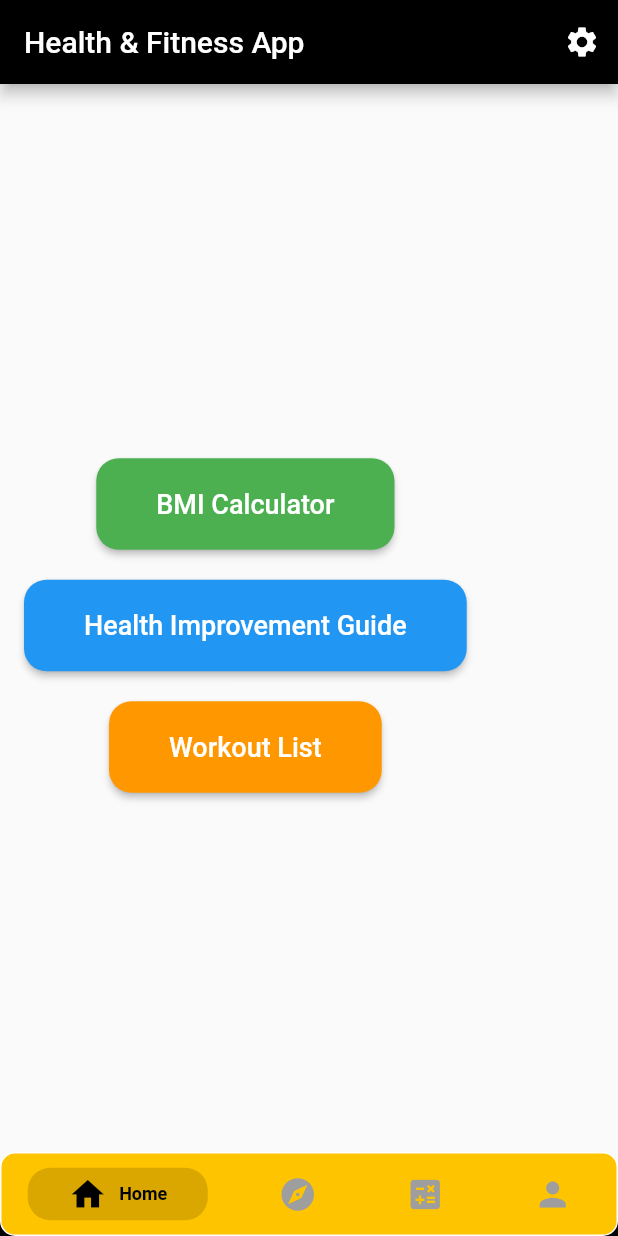
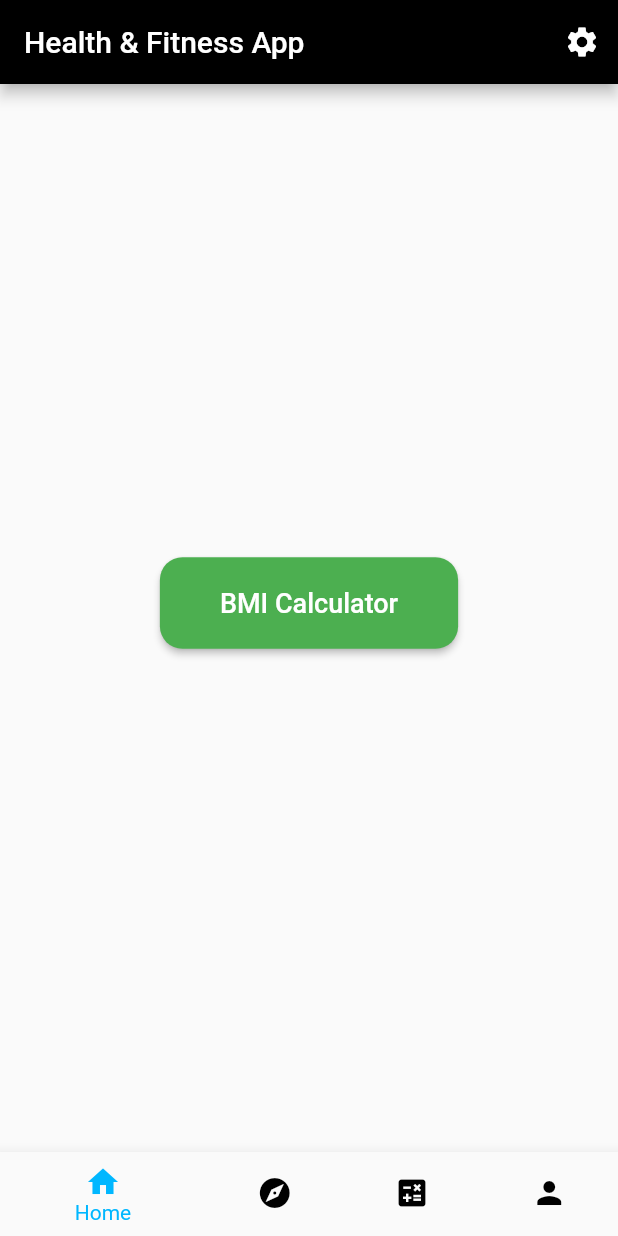
Before and after one commit to Thambara-20/Health-Pro, a Flutter app: the screen it shows after launch, on a phone screen of 412 x 824 dp. Run offline on Flutter 3.47's test engine with Material 2 defaults, Android fonts, the phone set to English and light mode, and no system bars; drawn by our look-alikes of persistent_bottom_nav_bar; our stand-ins replace firebase_core, firebase_storage, get; accounts and stored records are empty.

Commit message:
updated navbar and changed explore page motions

```diff
--- a/bmicalculator/lib/Home/Homepage.dart
+++ b/bmicalculator/lib/Home/Homepage.dart
@@ -1,7 +1,7 @@
-
 import 'package:flutter/material.dart';
 
 class HomePage extends StatelessWidget {
+  const HomePage({Key? key});
   @override
   Widget build(BuildContext context) {
     return Scaffold(
@@ -11,22 +11,23 @@ class HomePage extends StatelessWidget {
         actions: [
           IconButton(
             icon: Icon(Icons.settings),
-            onPressed: () {
-              // Handle settings button press
-            },
+            onPressed: () {},
           ),
         ],
       ),
       body: Padding(
-        padding: EdgeInsets.all(16.0),
+        padding: EdgeInsets.all(8.0),
+        child: Center(
           child: Column(
             crossAxisAlignment: CrossAxisAlignment.center,
             mainAxisAlignment: MainAxisAlignment.center,
             children: [
               ElevatedButton(
+
                 onPressed: () {
+
                   // Navigate to BMI Calculator
-                Navigator.pushNamed(context, '/bmi');
+                  Navigator.pushNamed(context, '/explore');
                 },
                 style: ElevatedButton.styleFrom(
                   primary: Colors.green,
@@ -41,42 +42,8 @@ class HomePage extends StatelessWidget {
                 ),
               ),
               SizedBox(height: 20),
-            ElevatedButton(
-              onPressed: () {
-                // Navigate to Health Improvement Guide
-                Navigator.pushNamed(context, '/health_guide');
-              },
-              style: ElevatedButton.styleFrom(
-                primary: Colors.blue,
-                padding: EdgeInsets.symmetric(horizontal: 40, vertical: 20),
-                shape: RoundedRectangleBorder(
-                  borderRadius: BorderRadius.circular(15),
+            ],
           ),
-              ),
-              child: Text(
-                'Health Improvement Guide',
-                style: TextStyle(fontSize: 18),
-              ),
-            ),
-            SizedBox(height: 20),
-            ElevatedButton(
-              onPressed: () {
-                // Navigate to Workout List
-                Navigator.pushNamed(context, '/workout_list');
-              },
-              style: ElevatedButton.styleFrom(
-                primary: Colors.orange,
-                padding: EdgeInsets.symmetric(horizontal: 40, vertical: 20),
-                shape: RoundedRectangleBorder(
-                  borderRadius: BorderRadius.circular(15),
-                ),
-              ),
-              child: Text(
-                'Workout List',
-                style: TextStyle(fontSize: 18),
-              ),
-            ),
-          ],
         ),
       ),
     );
--- a/bmicalculator/lib/constants.dart
+++ b/bmicalculator/lib/constants.dart
@@ -18,3 +18,6 @@ const kHeightStyle = TextStyle(
 const kborderColor = Colors.white;
 const kbuttonColor = Colors.black;
 const koutputColor = Color.fromARGB(255, 176, 0, 0);
+
+const knavbarActive = Color.fromARGB(255, 0, 183, 255);
+const knavbarinActive = Color.fromARGB(255, 0, 50, 248);
--- a/bmicalculator/lib/explore/exploredata.dart
+++ b/bmicalculator/lib/explore/exploredata.dart
@@ -10,7 +10,7 @@ class ExplorePage extends StatelessWidget {
     return Scaffold(
       appBar: AppBar(
         title: Text(title),
-        backgroundColor: Color.fromARGB(255, 255, 196, 0),
+        backgroundColor: Color.fromARGB(255, 0, 0, 0),
       ),
       body: ListView.builder(
         itemCount: 20,
--- a/bmicalculator/lib/main.dart
+++ b/bmicalculator/lib/main.dart
@@ -1,10 +1,140 @@
+// import 'package:bmicalculator/constants.dart';
+// import 'package:bmicalculator/explore/explore.dart';
+// import 'package:bmicalculator/Calculator/Calculatormain.dart';
+// import 'package:flutter/material.dart';
+// import 'package:persistent_bottom_nav_bar/persistent_tab_view.dart';
+// import 'package:page_transition/page_transition.dart';
+// import 'Home/Homepage.dart';
+// import 'package:firebase_core/firebase_core.dart';
+
+// void main() async {
+//   WidgetsFlutterBinding.ensureInitialized();
+//   await Firebase.initializeApp();
+//   runApp(const MyApp());
+// }
+
+// class MyApp extends StatelessWidget {
+//   const MyApp({Key? key});
+
+//   @override
+//   Widget build(BuildContext context) {
+//     return MaterialApp(
+//       title: 'Flutter Demo',
+//       theme: ThemeData(
+//         primarySwatch: Colors.blue,
+//       ),
+
+//       initialRoute: '/',
+//       onGenerateRoute: (settings) {
+//          if (settings.name == '/') {
+//           return MaterialPageRoute(builder: (context) => MainPage());
+//         }
+//         // H
+//         if (settings.name == '/explore') {
+//           return MaterialPageRoute(builder: (context) => Explore());
+//         }
+//         // Handle other routes here if needed
+//       },
+//     );
+//   }
+// }
+
+// class MainPage extends StatelessWidget {
+//   const MainPage({Key? key});
+
+//   @override
+//   Widget build(BuildContext context) {
+//     return PersistentTabView(
+//       context,
+//       controller: _controller,
+//       screens: _buildScreens(),
+//       items: _navBarsItems(),
+//       confineInSafeArea: true,
+//       backgroundColor: Color.fromARGB(255, 0, 0, 0),
+//       handleAndroidBackButtonPress: true,
+//       resizeToAvoidBottomInset: true,
+//       stateManagement: true,
+//       hideNavigationBarWhenKeyboardShows: true,
+//       decoration: NavBarDecoration(
+//           border:
+//               Border.all(color: Color.fromARGB(255, 255, 255, 255), width: 1.0),
+//           borderRadius: BorderRadius.circular(10.0)),
+//       popAllScreensOnTapOfSelectedTab: true,
+//       popActionScreens: PopActionScreensType.all,
+//       itemAnimationProperties: const ItemAnimationProperties(
+//         duration: Duration(milliseconds: 500),
+//         curve: Curves.ease,
+//       ),
+//       screenTransitionAnimation: const ScreenTransitionAnimation(
+//         animateTabTransition: true,
+//         curve: Curves.ease,
+//         duration: Duration(milliseconds: 500),
+//         // Use the custom transition here
+//       ),
+//       navBarStyle: NavBarStyle.style9,
+//     );
+//   }
+
+//   static final PersistentTabController _controller =
+//       PersistentTabController(initialIndex: 0);
+
+//   List<Widget> _buildScreens() {
+//     return [
+//       HomePage(),
+//       Explore(),
+//       const Calculator(),
+//       const Text('Profile', style: TextStyle(color: Colors.black)),
+//     ];
+//   }
+
+//   List<PersistentBottomNavBarItem> _navBarsItems() {
+//     return [
+//       PersistentBottomNavBarItem(
+//         icon: Icon(
+//           Icons.home,
+//         ),
+//         title: 'Home',
+//         activeColorPrimary: knavbarActive,
+//         inactiveColorPrimary: Colors.grey,
+//       ),
+//       PersistentBottomNavBarItem(
+//         icon: Icon(Icons.explore),
+//         title: 'Explore',
+//         activeColorPrimary: knavbarActive,
+//         inactiveColorPrimary: Colors.grey,
+//       ),
+//       PersistentBottomNavBarItem(
+//         icon: Icon(Icons.calculate),
+//         title: 'Calculator',
+//         activeColorPrimary: knavbarActive,
+//         inactiveColorPrimary: Colors.grey,
+//       ),
+//       PersistentBottomNavBarItem(
+//         icon: Icon(Icons.person),
+//         title: 'Profile',
+//         activeColorPrimary: knavbarActive,
+//         inactiveColorPrimary: Colors.grey,
+//       ),
+//     ];
+//   }
+
+//   PageTransition buildCustomTransition(Widget page) {
+//     return PageTransition(
+//       type: PageTransitionType.fade, // You can choose different animation types
+//       child: page,
+//       duration:
+//           const Duration(milliseconds: 500), // Adjust the duration as needed
+//     );
+//   }
+// }
+
+import 'package:flutter/material.dart';
+import 'package:bmicalculator/constants.dart';
 import 'package:bmicalculator/explore/explore.dart';
 import 'package:bmicalculator/Calculator/Calculatormain.dart';
-import 'package:flutter/material.dart';
+import 'package:bmicalculator/Home/Homepage.dart';
+import 'package:firebase_core/firebase_core.dart';
 import 'package:persistent_bottom_nav_bar/persistent_tab_view.dart';
-import 'package:page_transition/page_transition.dart';
-import 'Home/Homepage.dart';
-import 'package:firebase_core/firebase_core.dart';
 
 void main() async {
   WidgetsFlutterBinding.ensureInitialized();
@@ -22,103 +152,75 @@ class MyApp extends StatelessWidget {
       theme: ThemeData(
         primarySwatch: Colors.blue,
       ),
-      home: const MainPage(),
       initialRoute: '/',
-      onGenerateRoute: (settings) {
-        if (settings.name == '/bmi') {
-          return MaterialPageRoute(builder: (context) => Calculator());
-        }
-        // Handle other routes here if needed
+      routes: {
+        '/': (context) =>
+            const MainPage(), // This is the route for the main page
+        '/bmi': (context) => Calculator(),
+        '/explore': (context) => Explore(),
+        '/profile': (context) =>
+            Text('Profile', style: TextStyle(color: Colors.black)),
+        // Add more routes as needed
       },
     );
   }
 }
 
-class MainPage extends StatelessWidget {
+class MainPage extends StatefulWidget {
   const MainPage({Key? key});
 
   @override
-  Widget build(BuildContext context) {
-    return PersistentTabView(
-      context,
-      controller: _controller,
-      screens: _buildScreens(),
-      items: _navBarsItems(),
-      confineInSafeArea: true,
-      backgroundColor: Color.fromARGB(255, 255, 196, 0),
-      handleAndroidBackButtonPress: true,
-      resizeToAvoidBottomInset: true,
-      stateManagement: true,
-      hideNavigationBarWhenKeyboardShows: true,
-      decoration: NavBarDecoration(
-          border:
-              Border.all(color: Color.fromARGB(255, 255, 255, 255), width: 1.0),
-          borderRadius: BorderRadius.circular(10.0)),
-      popAllScreensOnTapOfSelectedTab: true,
-      popActionScreens: PopActionScreensType.all,
-      itemAnimationProperties: const ItemAnimationProperties(
-        duration: Duration(milliseconds: 500),
-        curve: Curves.ease,
-      ),
-      screenTransitionAnimation: const ScreenTransitionAnimation(
-        animateTabTransition: true,
-        curve: Curves.ease,
-        duration: Duration(milliseconds: 500),
-        // Use the custom transition here
-      ),
-      navBarStyle: NavBarStyle.style9,
-    );
+  _MainPageState createState() => _MainPageState();
 }
 
-  static final PersistentTabController _controller =
-      PersistentTabController(initialIndex: 0);
+class _MainPageState extends State<MainPage> {
+  int _selectedIndex = 0;
 
-  List<Widget> _buildScreens() {
-    return [
+  final List<Widget> _screens = [
     HomePage(),
     Explore(),
-      const Calculator(),
+    Calculator(),
     const Text('Profile', style: TextStyle(color: Colors.black)),
   ];
+
+  void _onItemTapped(int index) {
+    setState(() {
+      _selectedIndex = index;
+    });
   }
 
-  List<PersistentBottomNavBarItem> _navBarsItems() {
-    return [
-      PersistentBottomNavBarItem(
-        icon: Icon(
-          Icons.home,
+  @override
+  Widget build(BuildContext context) {
+    return Scaffold(
+      body: _screens[_selectedIndex],
+      bottomNavigationBar: Container(
+        color: Colors.black,
+        child: BottomNavigationBar(
+          backgroundColor: Colors.blue, // Change this to your desired color
+          items: [
+            BottomNavigationBarItem(
+              icon: Icon(Icons.home),
+              label: 'Home',
             ),
-        title: 'Home',
-        activeColorPrimary: Color.fromARGB(255, 0, 0, 0),
-        inactiveColorPrimary: Colors.grey,
+            BottomNavigationBarItem(
+              icon: Icon(Icons.explore),
+              label: 'Explore',
             ),
-      PersistentBottomNavBarItem(
-        icon: Icon(Icons.explore),
-        title: 'Explore',
-        activeColorPrimary: Color.fromARGB(255, 0, 0, 0),
-        inactiveColorPrimary: Colors.grey,
+            BottomNavigationBarItem(
+              icon: Icon(Icons.calculate),
+              label: 'Calculator',
             ),
-      PersistentBottomNavBarItem(
-        icon: Icon(Icons.calculate),
-        title: 'Calculator',
-        activeColorPrimary: Color.fromARGB(255, 0, 0, 0),
-        inactiveColorPrimary: Colors.grey,
+            BottomNavigationBarItem(
+              icon: Icon(Icons.person),
+              label: 'Profile',
             ),
-      PersistentBottomNavBarItem(
-        icon: Icon(Icons.person),
-        title: 'Profile',
-        activeColorPrimary: Color.fromARGB(255, 0, 0, 0),
-        inactiveColorPrimary: Colors.grey,
+          ],
+          currentIndex: _selectedIndex,
+          selectedItemColor: knavbarActive,
+          unselectedItemColor: Colors.black, // Set the unselected color here
+          onTap: _onItemTapped,
         ),
-    ];
-  }
-
-  PageTransition buildCustomTransition(Widget page) {
-    return PageTransition(
-      type: PageTransitionType.fade, // You can choose different animation types
-      child: page,
-      duration:
-          const Duration(milliseconds: 500), // Adjust the duration as needed
+      ),
     );
   }
 }
--- a/bmicalculator/pubspec.yaml
+++ b/bmicalculator/pubspec.yaml
@@ -77,7 +77,7 @@ flutter:
 
   # To add assets to your application, add an assets section, like this:
   assets:
-    - images/
+    - assets/
 
 
   # An image asset can refer to one or more resolution-specific "variants", see
```
Also changed, not shown: bmicalculator/lib/explore/exporeComponent.dart (+43 -56 lines). Lines whose indentation alone changed are shown as unchanged.
